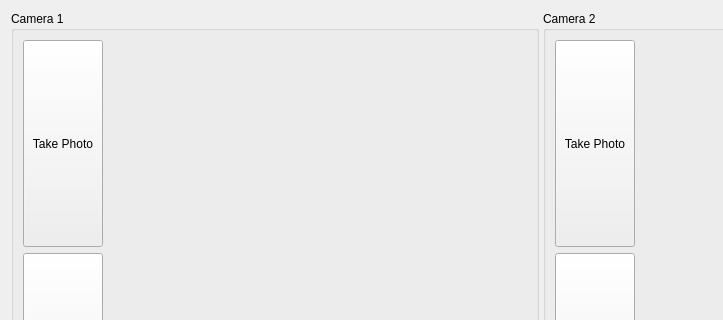
First picture: the form in gui/camerawindow.ui, repository Th3Tr00p3r/gSTED-sFCS, before the edit; both pictures show x 0 to 723 and y 0 to 320 of the 1080 by 592 pixel window.
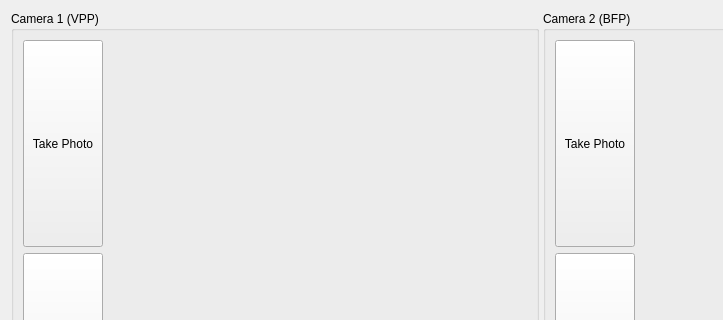
Second picture: the form after the edit. Icons and pictures are not drawn.

Commit message: some exception handeling in cameras and other minor stuff

The edit to the form file:
```diff
--- a/gui/camerawindow.ui
+++ b/gui/camerawindow.ui
@@ -39,7 +39,7 @@
       </size>
      </property>
      <property name="title">
-      <string>Camera 1</string>
+      <string>Camera 1 (VPP)</string>
      </property>
      <layout class="QGridLayout" name="gridLayout_2">
       <item row="0" column="0">
@@ -407,7 +407,7 @@
       </size>
      </property>
      <property name="title">
-      <string>Camera 2</string>
+      <string>Camera 2 (BFP)</string>
      </property>
      <layout class="QGridLayout" name="gridLayout_3">
       <item row="0" column="0">
```
The commit also changes 7 other files.
